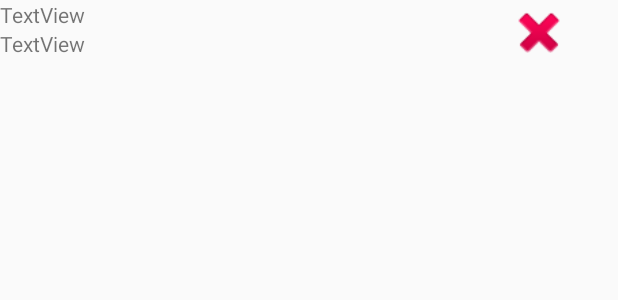
After one commit to jominjimail/2018_Summer_Mad_Week2, an Android app: the layout item_board.xml on its own in the app's theme, with its tools: preview values and no code run, on a phone screen of 412 x 824 dp. The commit adds this screen. Shown: the top 300 px of the screen. Run offline under Robolectric (Android 15) with nearby library versions, the phone set to English and light mode, and no system bars.

Commit message:
jo_0711_12:02
DB backup , DB Board , DB Board delete
in real time

-> before add sync DB with CONTACT

```diff
--- /dev/null
+++ b/misea/app/src/main/res/layout/item_board.xml
@@ -0,0 +1,43 @@
+<?xml version="1.0" encoding="utf-8"?>
+<RelativeLayout xmlns:android="http://schemas.android.com/apk/res/android"
+    xmlns:app="http://schemas.android.com/apk/res-auto"
+    android:orientation="vertical" android:layout_width="match_parent"
+    android:layout_height="wrap_content">
+
+    <LinearLayout
+        android:layout_width="match_parent"
+        android:layout_height="match_parent"
+        android:layout_alignParentStart="true"
+        android:layout_alignParentTop="true"
+        android:orientation="vertical">
+
+        <TextView
+            android:id="@+id/item_textView1"
+            android:layout_width="275dp"
+            android:layout_height="wrap_content"
+            android:layout_alignParentStart="true"
+            android:layout_alignParentTop="true"
+            android:text="TextView" />
+
+
+        <TextView
+            android:id="@+id/item_textView2"
+            android:layout_width="276dp"
+            android:layout_height="wrap_content"
+            android:layout_alignParentEnd="true"
+            android:layout_alignParentTop="true"
+            android:layout_marginEnd="73dp"
+            android:text="TextView" />
+
+    </LinearLayout>
+
+    <ImageView
+        android:id="@+id/item_delete"
+        android:layout_width="57dp"
+        android:layout_height="43dp"
+        android:layout_alignParentEnd="true"
+        android:layout_alignParentTop="true"
+        android:layout_marginEnd="24dp"
+        android:layout_marginTop="0dp"
+        app:srcCompat="@android:drawable/ic_delete" />
+</RelativeLayout>
```
Also changed, not shown: misea/app/src/main/AndroidManifest.xml (+3 -6 lines), misea/app/src/main/java/com/example/madchocho/misea/Board.java (added, +131 -0 lines), misea/app/src/main/java/com/example/madchocho/misea/ContactUtil.java (added, +126 -0 lines), misea/app/src/main/java/com/example/madchocho/misea/Instgram.java (+124 -9 lines), misea/app/src/main/java/com/example/madchocho/misea/User.java (+5 -5 lines), misea/app/src/main/res/layout/activity_board.xml (added, +21 -0 lines), misea/app/src/main/res/layout/activity_instgram.xml (+17 -28 lines), misea/app/src/main/res/layout/view_friend_list.xml (added, +23 -0 lines).
